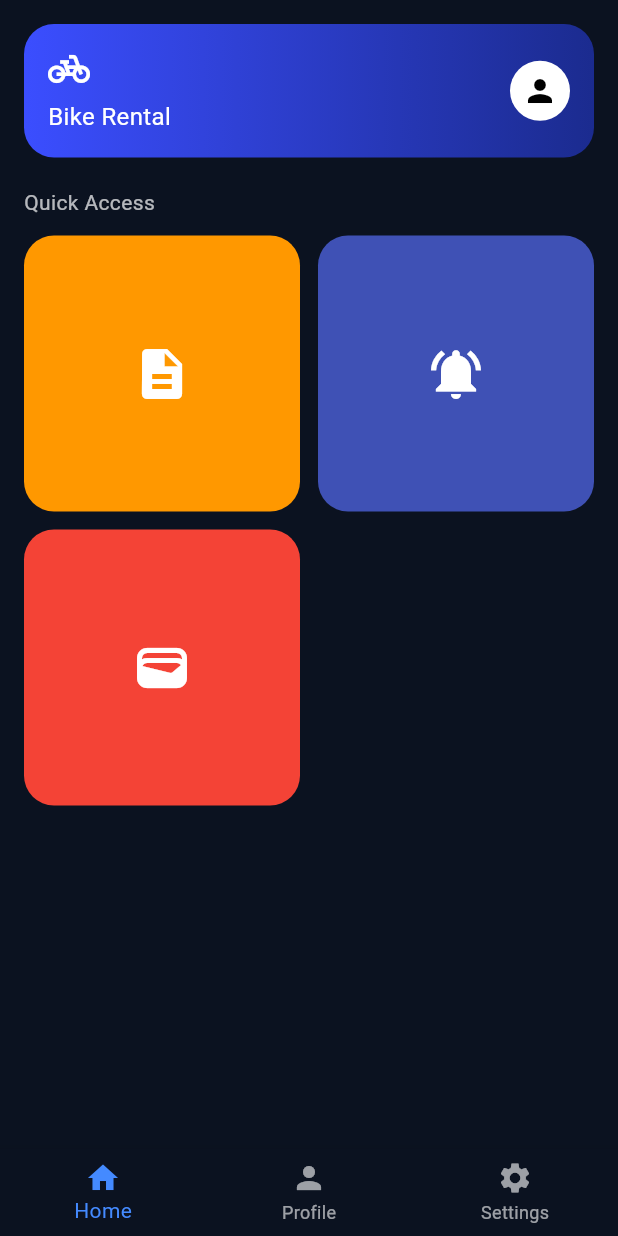
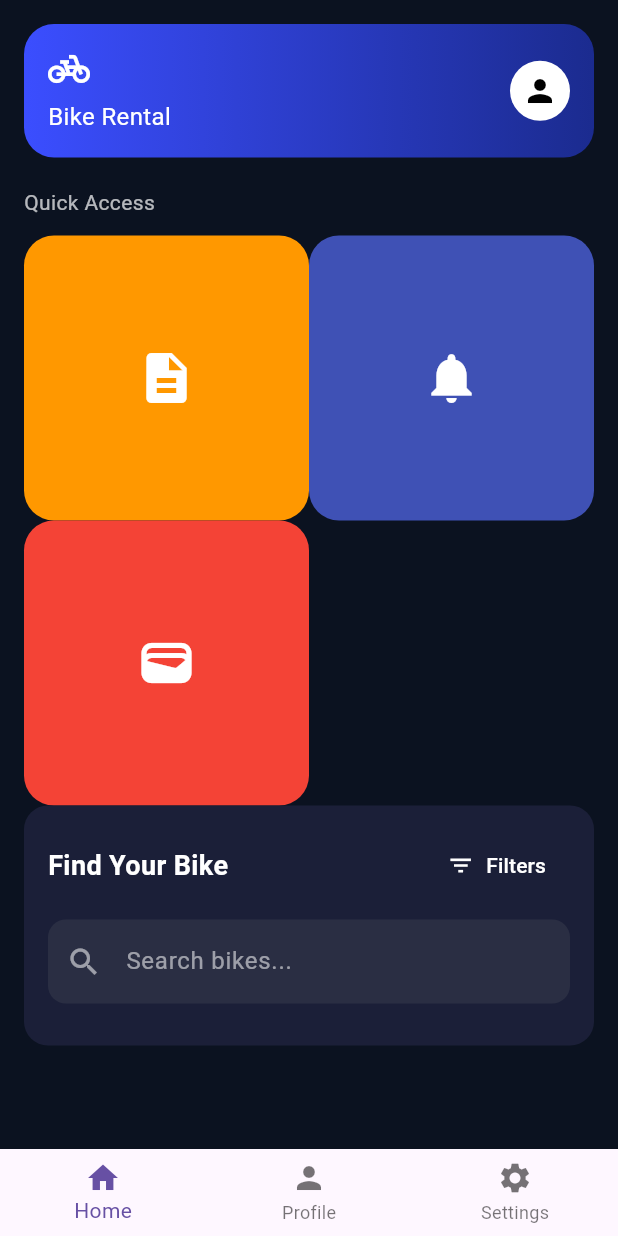
Before and after one commit to gauchansujal/35D_flutter_porject, a Flutter app: the DashboardScreen screen opened by its route, on a phone screen of 412 x 824 dp. Run offline on Flutter 3.47's test engine with Material 3 defaults, Android fonts, the phone set to English and light mode, and no system bars.

Commit message:
bike filter added

```diff
--- a/lib/main.dart
+++ b/lib/main.dart
@@ -1,5 +1,5 @@
 import 'package:flutter/material.dart';
-import 'package:flutter_application_1/screen/dashboard_screen.dart';
+import 'package:flutter_application_1/screen/dashboard/dashboard_screen.dart';
 import 'package:flutter_application_1/screen/login_screen.dart';
 import 'package:flutter_application_1/screen/onboarding_screen.dart';
 import 'package:flutter_application_1/screen/signup_screen.dart';
@@ -24,7 +24,7 @@ class MyApp extends StatelessWidget {
         '/login': (_) => LoginScreen(),
         '/onboarding': (_) => OnboardingScreen(),
         '/signup': (_) => SignupScreen(),
-        '/dashboard': (_) => DashboardScreen(),
+        '/dashboard/dashboardscreen': (_) => DashboardScreen(),
       },
     );
   }
--- /dev/null
+++ b/lib/screen/dashboard/dashboard_screen.dart
@@ -0,0 +1,68 @@
+import 'package:flutter/material.dart';
+import 'package:flutter_application_1/screen/dashboard/profile_screen.dart';
+import 'package:flutter_application_1/screen/dashboard/setting_screen.dart';
+import 'package:flutter_application_1/screen/dashboard/widgets/bike_search.dart';
+import 'package:flutter_application_1/screen/dashboard/widgets/header_widget.dart';
+import 'package:flutter_application_1/screen/dashboard/widgets/quick_access.dart';
+
+class DashboardScreen extends StatefulWidget {
+  const DashboardScreen({super.key});
+
+  @override
+  State<DashboardScreen> createState() => _DashboardScreenState();
+}
+
+class _DashboardScreenState extends State<DashboardScreen> {
+  int _currentIndex = 0;
+
+  @override
+  Widget build(BuildContext context) {
+    return Scaffold(
+      backgroundColor: const Color(0xFF0B1220),
+      body: SafeArea(child: _getBody()),
+      bottomNavigationBar: BottomNavigationBar(
+        currentIndex: _currentIndex,
+        onTap: (index) => setState(() => _currentIndex = index),
+        items: const [
+          BottomNavigationBarItem(icon: Icon(Icons.home), label: "Home"),
+          BottomNavigationBarItem(icon: Icon(Icons.person), label: "Profile"),
+          BottomNavigationBarItem(
+            icon: Icon(Icons.settings),
+            label: "Settings",
+          ),
+        ],
+      ),
+    );
+  }
+
+  Widget _getBody() {
+    switch (_currentIndex) {
+      case 1:
+        return const ProfilePage();
+      case 2:
+        return const SettingPage();
+      default:
+        return const HomePage();
+    }
+  }
+}
+
+class HomePage extends StatelessWidget {
+  const HomePage({super.key});
+
+  @override
+  Widget build(BuildContext context) {
+    return SingleChildScrollView(
+      padding: const EdgeInsets.all(16),
+      child: Column(
+        crossAxisAlignment: CrossAxisAlignment.start,
+        children: [
+          HeaderWidget(),
+          SizedBox(height: 20),
+          QuickAccess(),
+          BikeSearch(),
+        ],
+      ),
+    );
+  }
+}
--- /dev/null
+++ b/lib/screen/dashboard/widgets/bike_search.dart
@@ -0,0 +1,135 @@
+import 'package:flutter/material.dart';
+
+class BikeSearch extends StatefulWidget {
+  const BikeSearch({super.key});
+
+  @override
+  State<BikeSearch> createState() => _BikeSearchState();
+}
+
+class _BikeSearchState extends State<BikeSearch> {
+  bool showFilters = false; // toggle filter visibility
+
+  @override
+  Widget build(BuildContext context) {
+    return Container(
+      padding: const EdgeInsets.all(16),
+      decoration: BoxDecoration(
+        color: const Color(0xFF1B1F38),
+        borderRadius: BorderRadius.circular(16),
+      ),
+      child: Column(
+        crossAxisAlignment: CrossAxisAlignment.start,
+        children: [
+          // Title + Filter button
+          Row(
+            mainAxisAlignment: MainAxisAlignment.spaceBetween,
+            children: [
+              const Text(
+                "Find Your Bike",
+                style: TextStyle(
+                  color: Colors.white,
+                  fontSize: 18,
+                  fontWeight: FontWeight.bold,
+                ),
+              ),
+              TextButton.icon(
+                onPressed: () {
+                  setState(() {
+                    showFilters = !showFilters;
+                  });
+                },
+                icon: const Icon(Icons.filter_list, color: Colors.white),
+                label: const Text(
+                  "Filters",
+                  style: TextStyle(color: Colors.white),
+                ),
+              ),
+            ],
+          ),
+          const SizedBox(height: 12),
+
+          // Search bar
+          TextField(
+            decoration: InputDecoration(
+              hintText: "Search bikes...",
+              hintStyle: const TextStyle(color: Colors.white54),
+              prefixIcon: const Icon(Icons.search, color: Colors.white54),
+              filled: true,
+              fillColor: const Color(0xFF2A2E43),
+              border: OutlineInputBorder(
+                borderRadius: BorderRadius.circular(12),
+                borderSide: BorderSide.none,
+              ),
+            ),
+            style: const TextStyle(color: Colors.white),
+          ),
+
+          const SizedBox(height: 12),
+
+          // Filters (shown only when showFilters == true)
+          if (showFilters) ...[
+            const Text("Bike Type", style: TextStyle(color: Colors.white70)),
+            DropdownButton<String>(
+              value: "All Types",
+              dropdownColor: const Color(0xFF2A2E43),
+              items: ["All Types", "Mountain", "Road", "Electric"]
+                  .map(
+                    (e) => DropdownMenuItem(
+                      value: e,
+                      child: Text(
+                        e,
+                        style: const TextStyle(color: Colors.white),
+                      ),
+                    ),
+                  )
+                  .toList(),
+              onChanged: (_) {},
+            ),
+            const SizedBox(height: 12),
+
+            const Text("Availability", style: TextStyle(color: Colors.white70)),
+            DropdownButton<String>(
+              value: "All Bikes",
+              dropdownColor: const Color(0xFF2A2E43),
+              items: ["All Bikes", "Available", "Booked"]
+                  .map(
+                    (e) => DropdownMenuItem(
+                      value: e,
+                      child: Text(
+                        e,
+                        style: const TextStyle(color: Colors.white),
+                      ),
+                    ),
+                  )
+                  .toList(),
+              onChanged: (_) {},
+            ),
+            const SizedBox(height: 12),
+
+            const Text(
+              "Price Range (Per Day)",
+              style: TextStyle(color: Colors.white70),
+            ),
+            DropdownButton<String>(
+              value: "All Prices",
+              dropdownColor: const Color(0xFF2A2E43),
+              items: ["All Prices", "< \$20", "\$20 - \$50", "> \$50"]
+                  .map(
+                    (e) => DropdownMenuItem(
+                      value: e,
+                      child: Text(
+                        e,
+                        style: const TextStyle(color: Colors.white),
+                      ),
+                    ),
+                  )
+                  .toList(),
+              onChanged: (_) {},
+            ),
+          ],
+        ],
+      ),
+    );
+  }
+}
--- /dev/null
+++ b/lib/screen/dashboard/widgets/header_widget.dart
@@ -0,0 +1,39 @@
+import 'package:flutter/material.dart';
+
+// ignore: camel_case_types
+class HeaderWidget extends StatelessWidget {
+  const HeaderWidget({super.key});
+
+  @override
+  Widget build(BuildContext context) {
+    return Container(
+      padding: const EdgeInsets.all(16),
+      decoration: BoxDecoration(
+        borderRadius: BorderRadius.circular(20),
+        gradient: const LinearGradient(
+          colors: [Color(0xFF3B4EFF), Color(0xFF1B2B8F)],
+        ),
+      ),
+      child: const Row(
+        mainAxisAlignment: MainAxisAlignment.spaceBetween,
+        children: [
+          Column(
+            crossAxisAlignment: CrossAxisAlignment.start,
+            children: [
+              Icon(Icons.pedal_bike, color: Colors.white, size: 28),
+              SizedBox(height: 6),
+              Text(
+                "Bike Rental",
+                style: TextStyle(color: Colors.white, fontSize: 16),
+              ),
+            ],
+          ),
+          CircleAvatar(
+            backgroundColor: Colors.white,
+            child: Icon(Icons.person, color: Colors.black),
+          ),
+        ],
+      ),
+    );
+  }
+}
--- /dev/null
+++ b/lib/screen/dashboard/widgets/quick_access.dart
@@ -0,0 +1,27 @@
+import 'package:flutter/material.dart';
+import 'icon_box.dart';
+
+class QuickAccess extends StatelessWidget {
+  const QuickAccess({super.key});
+
+  @override
+  Widget build(BuildContext context) {
+    return Column(
+      crossAxisAlignment: CrossAxisAlignment.start,
+      children: [
+        const Text("Quick Access", style: TextStyle(color: Colors.white70)),
+        const SizedBox(height: 12),
+        GridView.count(
+          crossAxisCount: 2,
+          shrinkWrap: true,
+          physics: const NeverScrollableScrollPhysics(),
+          children: [
+            IconBox(icon: Icons.description, color: Colors.orange),
+            IconBox(icon: Icons.notifications, color: Colors.indigo),
+            IconBox(icon: Icons.wallet, color: Colors.red),
+          ],
+        ),
+      ],
+    );
+  }
+}
--- a/lib/screen/dashboard_screen.dart
+++ /dev/null
@@ -1,170 +0,0 @@
-import 'package:flutter/material.dart';
-
-class DashboardScreen extends StatefulWidget {
-  const DashboardScreen({super.key});
-
-  @override
-  State<DashboardScreen> createState() => _DashboardScreenState();
-}
-
-class _DashboardScreenState extends State<DashboardScreen> {
-  int _currentIndex = 0;
-
-  @override
-  Widget build(BuildContext context) {
-    return Scaffold(
-      backgroundColor: const Color(0xFF0B1220),
-      body: SafeArea(child: _getBody()),
-
-      bottomNavigationBar: BottomNavigationBar(
-        currentIndex: _currentIndex,
-        backgroundColor: const Color(0xFF0B1220),
-        selectedItemColor: Colors.blueAccent,
-        unselectedItemColor: Colors.white60,
-        onTap: (index) {
-          setState(() {
-            _currentIndex = index;
-          });
-        },
-        items: const [
-          BottomNavigationBarItem(icon: Icon(Icons.home), label: "Home"),
-          BottomNavigationBarItem(icon: Icon(Icons.person), label: "Profile"),
-          BottomNavigationBarItem(
-            icon: Icon(Icons.settings),
-            label: "Settings",
-          ),
-        ],
-      ),
-    );
-  }
-
-  // 🔹 Switch pages
-  Widget _getBody() {
-    switch (_currentIndex) {
-      case 1:
-        return _profilePage();
-      case 2:
-        return _settingsPage();
-      default:
-        return _homePage();
-    }
-  }
-
-  // 🔹 Home Page
-  Widget _homePage() {
-    return SingleChildScrollView(
-      padding: const EdgeInsets.all(16),
-      child: Column(
-        crossAxisAlignment: CrossAxisAlignment.start,
-        children: [_header(), const SizedBox(height: 20), _quickAccess()],
-      ),
-    );
-  }
-
-  // 🔹 Profile Page
-  Widget _profilePage() {
-    return Center(
-      child: Column(
-        mainAxisAlignment: MainAxisAlignment.center,
-        children: const [
-          CircleAvatar(
-            radius: 40,
-            backgroundColor: Colors.blue,
-            child: Icon(Icons.person, size: 40, color: Colors.white),
-          ),
-          SizedBox(height: 12),
-          Text("John Doe", style: TextStyle(color: Colors.white, fontSize: 18)),
-          SizedBox(height: 6),
-          Text("john@example.com", style: TextStyle(color: Colors.white70)),
-        ],
-      ),
-    );
-  }
-
-  // 🔹 Settings Page
-  Widget _settingsPage() {
-    return ListView(
-      padding: const EdgeInsets.all(16),
-      children: const [
-        ListTile(
-          leading: Icon(Icons.lock, color: Colors.white),
-          title: Text("Change Password", style: TextStyle(color: Colors.white)),
-        ),
-        ListTile(
-          leading: Icon(Icons.notifications, color: Colors.white),
-          title: Text("Notifications", style: TextStyle(color: Colors.white)),
-        ),
-        ListTile(
-          leading: Icon(Icons.logout, color: Colors.white),
-          title: Text("Logout", style: TextStyle(color: Colors.white)),
-        ),
-      ],
-    );
-  }
-
-  // 🔹 Header
-  Widget _header() {
-    return Container(
-      padding: const EdgeInsets.all(16),
-      decoration: BoxDecoration(
-        borderRadius: BorderRadius.circular(20),
-        gradient: const LinearGradient(
-          colors: [Color(0xFF3B4EFF), Color(0xFF1B2B8F)],
-        ),
-      ),
-      child: Row(
-        mainAxisAlignment: MainAxisAlignment.spaceBetween,
-        children: const [
-          Column(
-            crossAxisAlignment: CrossAxisAlignment.start,
-            children: [
-              Icon(Icons.pedal_bike, color: Colors.white, size: 28),
-              SizedBox(height: 6),
-              Text(
-                "Bike Rental",
-                style: TextStyle(color: Colors.white, fontSize: 16),
-              ),
-            ],
-          ),
-          CircleAvatar(
-            backgroundColor: Colors.white,
-            child: Icon(Icons.person, color: Colors.black),
-          ),
-        ],
-      ),
-    );
-  }
-
-  // 🔹 Quick Access
-  Widget _quickAccess() {
-    return Column(
-      crossAxisAlignment: CrossAxisAlignment.start,
-      children: [
-        const Text("Quick Access", style: TextStyle(color: Colors.white70)),
-        const SizedBox(height: 12),
-        GridView.count(
-          crossAxisCount: 2,
-          shrinkWrap: true,
-          physics: const NeverScrollableScrollPhysics(),
-          crossAxisSpacing: 12,
-          mainAxisSpacing: 12,
-          children: [
-            _iconBox(Icons.description, Colors.orange),
-            _iconBox(Icons.notifications_active, Colors.indigo),
-            _iconBox(Icons.wallet, Colors.red),
-          ],
-        ),
-      ],
-    );
-  }
-
-  Widget _iconBox(IconData icon, Color color) {
-    return Container(
-      decoration: BoxDecoration(
-        color: color,
-        borderRadius: BorderRadius.circular(20),
-      ),
-      child: Icon(icon, color: Colors.white, size: 40),
-    );
-  }
-}
--- a/lib/screen/login_screen.dart
+++ b/lib/screen/login_screen.dart
@@ -33,7 +33,10 @@ class LoginScreen extends StatelessWidget {
             SizedBox(height: 20),
             ElevatedButton(
               onPressed: () {
-                Navigator.pushReplacementNamed(context, '/dashboard');
+                Navigator.pushReplacementNamed(
+                  context,
+                  '/dashboard/dashboardscreen',
+                );
               },
               child: Text('Login'),
             ),
```
Also changed, not shown: lib/screen/dashboard/profile_screen.dart (added, +25 -0 lines), lib/screen/dashboard/setting_screen.dart (added, +26 -0 lines), lib/screen/dashboard/widgets/bike_filter_card.dart (deleted, +0 -98 lines), lib/screen/dashboard/profile_page.dart (deleted), lib/screen/dashboard/setting_page.dart (deleted), lib/screen/dashboard/widgets/header_widgets.dart (deleted), lib/screen/dashboard/widgets/quick_acess.dart (deleted).
